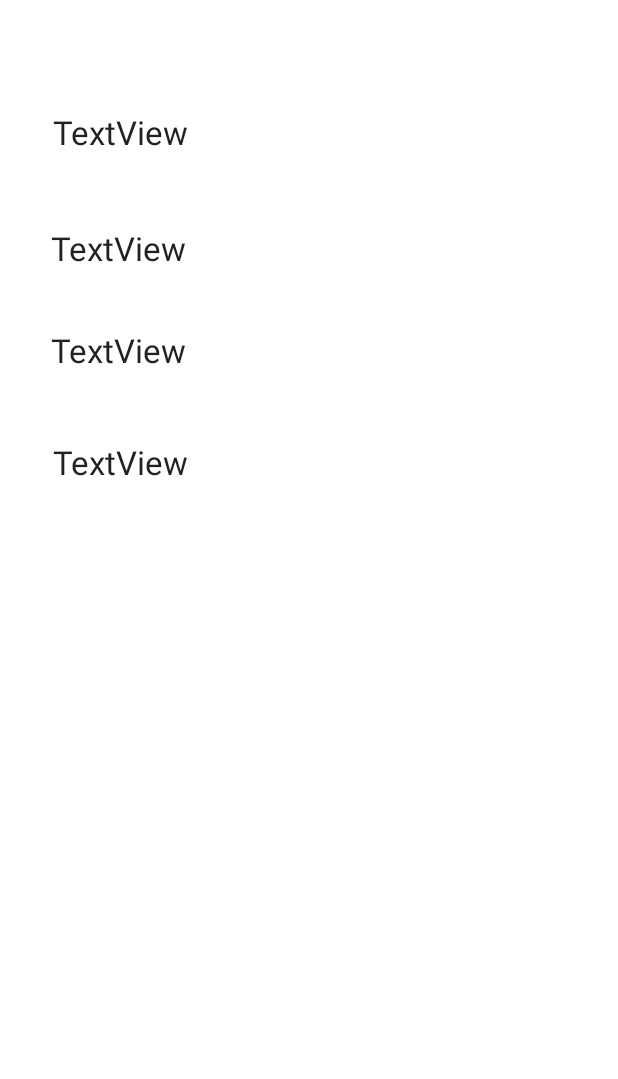
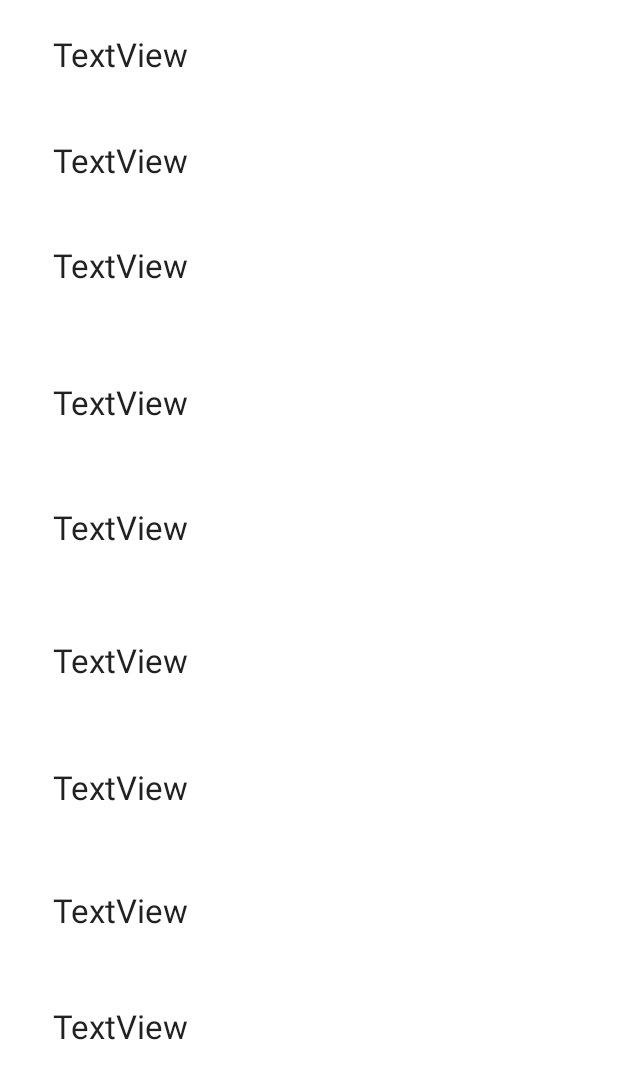
Before and after one commit to sawssen-gharbi/CV_V2, an Android app: the layout activity_main3.xml on its own in the app's theme, with its tools: preview values and no code run, on a phone screen of 412 x 824 dp. Shown: the top 1079 px of the screen. Run offline under Robolectric (Android 15) with nearby library versions, the phone set to English and light mode, and no system bars.

Commit message:
commit #3

```diff
--- a/app/src/main/java/com/example/curriculumvitaev2/MainActivity.kt
+++ b/app/src/main/java/com/example/curriculumvitaev2/MainActivity.kt
@@ -30,7 +30,7 @@ class MainActivity : AppCompatActivity() {
 
 
 
-            startActivity(Intent(this,MainActivity3::class.java)
+            startActivity(Intent(this,MainActivity2::class.java)
                 .putExtra("fullName",fullName.text.toString())
                 .putExtra("email",email.text.toString())
                 .putExtra("age",age.text.toString())
--- a/app/src/main/res/layout/activity_main3.xml
+++ b/app/src/main/res/layout/activity_main3.xml
@@ -14,10 +14,10 @@
         android:textAppearance="@style/TextAppearance.AppCompat.Large"
         app:layout_constraintBottom_toBottomOf="parent"
         app:layout_constraintEnd_toEndOf="parent"
-        app:layout_constraintHorizontal_bias="0.106"
+        app:layout_constraintHorizontal_bias="0.109"
         app:layout_constraintStart_toStartOf="parent"
         app:layout_constraintTop_toTopOf="parent"
-        app:layout_constraintVertical_bias="0.275" />
+        app:layout_constraintVertical_bias="0.027" />
 
     <TextView
         android:id="@+id/textViewEmail"
@@ -27,10 +27,10 @@
         android:textAppearance="@style/TextAppearance.AppCompat.Large"
         app:layout_constraintBottom_toBottomOf="parent"
         app:layout_constraintEnd_toEndOf="parent"
-        app:layout_constraintHorizontal_bias="0.106"
+        app:layout_constraintHorizontal_bias="0.109"
         app:layout_constraintStart_toStartOf="parent"
         app:layout_constraintTop_toTopOf="parent"
-        app:layout_constraintVertical_bias="0.19" />
+        app:layout_constraintVertical_bias="0.116" />
 
     <TextView
         android:id="@+id/textViewAge"
@@ -43,7 +43,7 @@
         app:layout_constraintHorizontal_bias="0.109"
         app:layout_constraintStart_toStartOf="parent"
         app:layout_constraintTop_toTopOf="parent"
-        app:layout_constraintVertical_bias="0.092" />
+        app:layout_constraintVertical_bias="0.204" />
 
     <TextView
         android:id="@+id/textViewGender"
@@ -56,6 +56,72 @@
         app:layout_constraintHorizontal_bias="0.109"
         app:layout_constraintStart_toStartOf="parent"
         app:layout_constraintTop_toTopOf="parent"
-        app:layout_constraintVertical_bias="0.369" />
+        app:layout_constraintVertical_bias="0.319" />
+
+    <TextView
+        android:id="@+id/textViewAndroid"
+        android:layout_width="wrap_content"
+        android:layout_height="wrap_content"
+        android:text="TextView"
+        android:textAppearance="@style/TextAppearance.AppCompat.Large"
+        app:layout_constraintBottom_toBottomOf="parent"
+        app:layout_constraintEnd_toEndOf="parent"
+        app:layout_constraintHorizontal_bias="0.109"
+        app:layout_constraintStart_toStartOf="parent"
+        app:layout_constraintTop_toTopOf="parent"
+        app:layout_constraintVertical_bias="0.424" />
+
+    <TextView
+        android:id="@+id/textViewIos"
+        android:layout_width="wrap_content"
+        android:layout_height="wrap_content"
+        android:text="TextView"
+        android:textAppearance="@style/TextAppearance.AppCompat.Large"
+        app:layout_constraintBottom_toBottomOf="parent"
+        app:layout_constraintEnd_toEndOf="parent"
+        app:layout_constraintHorizontal_bias="0.109"
+        app:layout_constraintStart_toStartOf="parent"
+        app:layout_constraintTop_toTopOf="parent"
+        app:layout_constraintVertical_bias="0.535" />
+
+    <TextView
+        android:id="@+id/textViewFlutter"
+        android:layout_width="wrap_content"
+        android:layout_height="wrap_content"
+        android:text="TextView"
+        android:textAppearance="@style/TextAppearance.AppCompat.Large"
+        app:layout_constraintBottom_toBottomOf="parent"
+        app:layout_constraintEnd_toEndOf="parent"
+        app:layout_constraintHorizontal_bias="0.109"
+        app:layout_constraintStart_toStartOf="parent"
+        app:layout_constraintTop_toTopOf="parent"
+        app:layout_constraintVertical_bias="0.642" />
+
+    <TextView
+        android:id="@+id/textViewLanguage"
+        android:layout_width="wrap_content"
+        android:layout_height="wrap_content"
+        android:text="TextView"
+        android:textAppearance="@style/TextAppearance.AppCompat.Large"
+        app:layout_constraintBottom_toBottomOf="parent"
+        app:layout_constraintEnd_toEndOf="parent"
+        app:layout_constraintHorizontal_bias="0.109"
+        app:layout_constraintStart_toStartOf="parent"
+        app:layout_constraintTop_toTopOf="parent"
+        app:layout_constraintVertical_bias="0.745" />
+
+    <TextView
+        android:id="@+id/textViewHobby"
+        android:layout_width="wrap_content"
+        android:layout_height="wrap_content"
+        android:text="TextView"
+        android:textAppearance="@style/TextAppearance.AppCompat.Large"
+        app:layout_constraintBottom_toBottomOf="parent"
+        app:layout_constraintEnd_toEndOf="parent"
+        app:layout_constraintHorizontal_bias="0.109"
+        app:layout_constraintStart_toStartOf="parent"
+        app:layout_constraintTop_toTopOf="parent"
+        app:layout_constraintVertical_bias="0.842" />
+
 
 </androidx.constraintlayout.widget.ConstraintLayout>
```
Also changed, not shown: app/src/main/java/com/example/curriculumvitaev2/MainActivity2.kt (+66 -0 lines), app/src/main/java/com/example/curriculumvitaev2/MainActivity3.kt (+17 -2 lines), app/src/main/res/layout/activity_main2.xml (+7 -7 lines).
